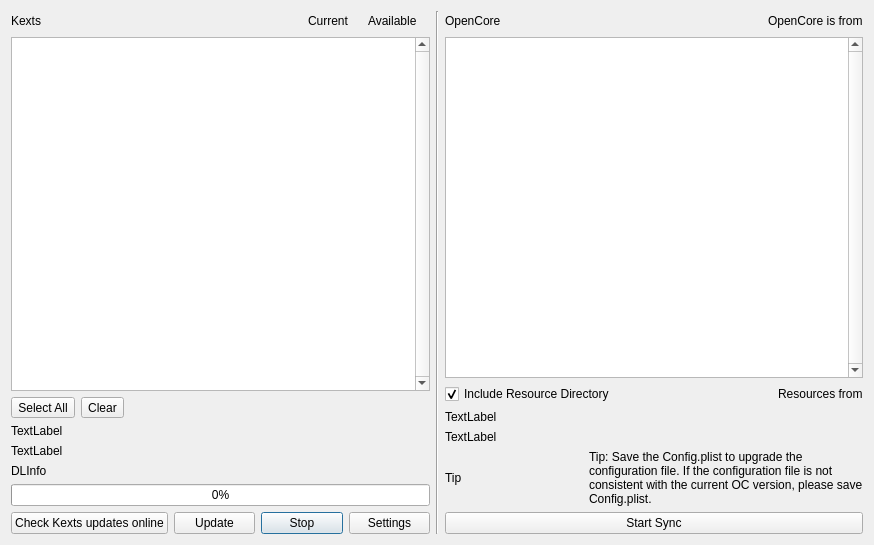
Qt form syncocdialog.ui (ic005k/OCAuxiliaryTools) before a commit.
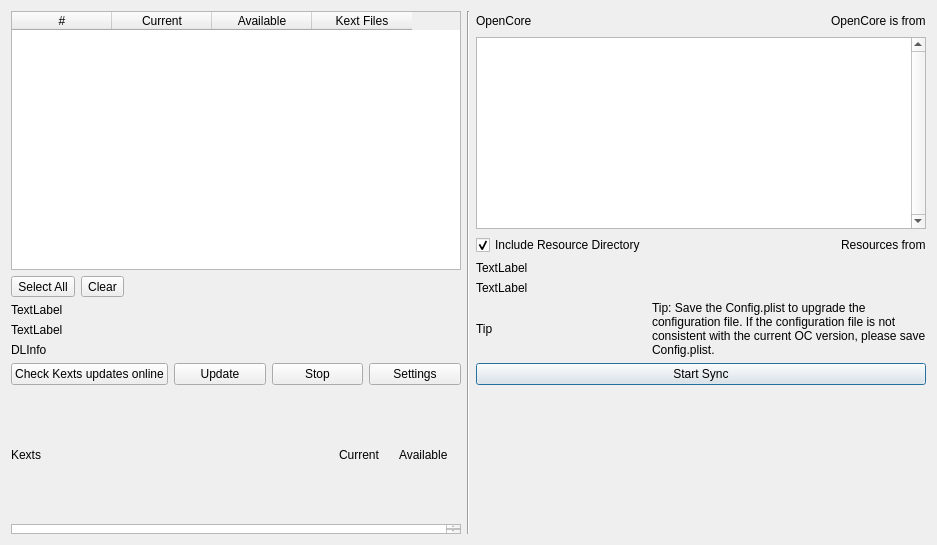
The same form after that commit.

```diff
--- a/syncocdialog.ui
+++ b/syncocdialog.ui
@@ -6,7 +6,7 @@
    <rect>
     <x>0</x>
     <y>0</y>
-    <width>874</width>
+    <width>937</width>
     <height>545</height>
    </rect>
   </property>
@@ -15,210 +15,37 @@
   </property>
   <layout class="QGridLayout" name="gridLayout_8">
    <item row="0" column="0">
-    <layout class="QGridLayout" name="gridLayout_11">
-     <item row="4" column="0">
-      <widget class="QLabel" name="lblSourceLastModi">
-       <property name="text">
-        <string>TextLabel</string>
-       </property>
-      </widget>
-     </item>
-     <item row="2" column="0">
-      <layout class="QGridLayout" name="gridLayout_9">
-       <item row="0" column="3">
-        <spacer name="horizontalSpacer">
-         <property name="orientation">
-          <enum>Qt::Horizontal</enum>
-         </property>
-         <property name="sizeHint" stdset="0">
-          <size>
-           <width>40</width>
-           <height>20</height>
-          </size>
-         </property>
-        </spacer>
-       </item>
-       <item row="0" column="1">
-        <widget class="QToolButton" name="btnClearAll">
-         <property name="text">
-          <string>Clear</string>
-         </property>
-        </widget>
-       </item>
-       <item row="0" column="0">
-        <widget class="QToolButton" name="btnSelectAll">
-         <property name="text">
-          <string>Select All</string>
-         </property>
-        </widget>
-       </item>
-      </layout>
-     </item>
-     <item row="1" column="0">
-      <widget class="QListWidget" name="listKexts">
-       <property name="minimumSize">
-        <size>
-         <width>0</width>
-         <height>0</height>
-        </size>
-       </property>
-       <property name="maximumSize">
-        <size>
-         <width>16777215</width>
-         <height>16777215</height>
-        </size>
-       </property>
-       <property name="sizeIncrement">
-        <size>
-         <width>0</width>
-         <height>0</height>
-        </size>
-       </property>
-       <property name="baseSize">
-        <size>
-         <width>0</width>
-         <height>0</height>
-        </size>
-       </property>
-       <property name="focusPolicy">
-        <enum>Qt::StrongFocus</enum>
-       </property>
-       <property name="verticalScrollBarPolicy">
-        <enum>Qt::ScrollBarAlwaysOn</enum>
-       </property>
-      </widget>
-     </item>
-     <item row="3" column="0">
-      <widget class="QLabel" name="lblTargetLastModi">
-       <property name="text">
-        <string>TextLabel</string>
-       </property>
-      </widget>
-     </item>
-     <item row="5" column="0">
-      <widget class="QLabel" name="labelShowDLInfo">
-       <property name="text">
-        <string>DLInfo</string>
-       </property>
-      </widget>
-     </item>
-     <item row="6" column="0">
-      <widget class="QProgressBar" name="progressBarKext">
-       <property name="minimumSize">
-        <size>
-         <width>0</width>
-         <height>0</height>
-        </size>
-       </property>
-       <property name="maximumSize">
-        <size>
-         <width>16777215</width>
-         <height>16777215</height>
-        </size>
-       </property>
-       <property name="value">
-        <number>0</number>
-       </property>
-      </widget>
-     </item>
-     <item row="7" column="0">
-      <layout class="QGridLayout" name="gridLayout_5">
-       <item row="2" column="0">
-        <layout class="QGridLayout" name="gridLayout_2">
-         <item row="0" column="2">
-          <widget class="QPushButton" name="btnStop">
-           <property name="text">
-            <string>Stop</string>
-           </property>
-          </widget>
-         </item>
-         <item row="0" column="1">
-          <widget class="QPushButton" name="btnUpdate">
-           <property name="text">
-            <string>Update</string>
-           </property>
-          </widget>
-         </item>
-         <item row="0" column="0">
-          <widget class="QPushButton" name="btnUpKexts">
-           <property name="text">
-            <string>Check Kexts updates online</string>
-           </property>
-          </widget>
-         </item>
-         <item row="0" column="3">
-          <widget class="QPushButton" name="btnSettings">
-           <property name="text">
-            <string>Settings</string>
-           </property>
-          </widget>
-         </item>
-        </layout>
-       </item>
-      </layout>
-     </item>
-     <item row="0" column="0">
-      <layout class="QGridLayout" name="gridLayout_3">
-       <item row="0" column="3">
-        <widget class="QLabel" name="label_5">
-         <property name="text">
-          <string/>
-         </property>
-        </widget>
-       </item>
-       <item row="0" column="1">
-        <spacer name="horizontalSpacer_2">
-         <property name="orientation">
-          <enum>Qt::Horizontal</enum>
-         </property>
-         <property name="sizeHint" stdset="0">
-          <size>
-           <width>40</width>
-           <height>20</height>
-          </size>
-         </property>
-        </spacer>
-       </item>
-       <item row="0" column="4">
-        <widget class="QLabel" name="label_4">
-         <property name="text">
-          <string>Available</string>
-         </property>
-        </widget>
-       </item>
-       <item row="0" column="0">
-        <widget class="QLabel" name="lblSource">
-         <property name="text">
-          <string>Kexts</string>
-         </property>
-        </widget>
-       </item>
-       <item row="0" column="2">
-        <widget class="QLabel" name="label_3">
-         <property name="text">
-          <string>Current</string>
-         </property>
-        </widget>
-       </item>
-       <item row="0" column="5">
-        <widget class="QLabel" name="label_6">
-         <property name="text">
-          <string/>
-         </property>
-        </widget>
-       </item>
-      </layout>
-     </item>
-    </layout>
+    <widget class="QTableWidget" name="tableKexts">
+     <column>
+      <property name="text">
+       <string>#</string>
+      </property>
+     </column>
+     <column>
+      <property name="text">
+       <string>Current</string>
+      </property>
+     </column>
+     <column>
+      <property name="text">
+       <string>Available</string>
+      </property>
+     </column>
+     <column>
+      <property name="text">
+       <string>Kext Files</string>
+      </property>
+     </column>
+    </widget>
    </item>
-   <item row="0" column="1">
+   <item row="0" column="1" rowspan="7">
     <widget class="Line" name="line">
      <property name="orientation">
       <enum>Qt::Vertical</enum>
      </property>
     </widget>
    </item>
-   <item row="0" column="2">
+   <item row="0" column="2" rowspan="6">
     <layout class="QGridLayout" name="gridLayout_4">
      <item row="3" column="0">
       <widget class="QLabel" name="lblTargetLastModi_2">
@@ -357,6 +184,183 @@
      </item>
     </layout>
    </item>
+   <item row="1" column="0">
+    <layout class="QGridLayout" name="gridLayout_9">
+     <item row="0" column="3">
+      <spacer name="horizontalSpacer">
+       <property name="orientation">
+        <enum>Qt::Horizontal</enum>
+       </property>
+       <property name="sizeHint" stdset="0">
+        <size>
+         <width>40</width>
+         <height>20</height>
+        </size>
+       </property>
+      </spacer>
+     </item>
+     <item row="0" column="1">
+      <widget class="QToolButton" name="btnClearAll">
+       <property name="text">
+        <string>Clear</string>
+       </property>
+      </widget>
+     </item>
+     <item row="0" column="0">
+      <widget class="QToolButton" name="btnSelectAll">
+       <property name="text">
+        <string>Select All</string>
+       </property>
+      </widget>
+     </item>
+    </layout>
+   </item>
+   <item row="2" column="0">
+    <widget class="QLabel" name="lblTargetLastModi">
+     <property name="text">
+      <string>TextLabel</string>
+     </property>
+    </widget>
+   </item>
+   <item row="3" column="0">
+    <widget class="QLabel" name="lblSourceLastModi">
+     <property name="text">
+      <string>TextLabel</string>
+     </property>
+    </widget>
+   </item>
+   <item row="4" column="0">
+    <widget class="QLabel" name="labelShowDLInfo">
+     <property name="text">
+      <string>DLInfo</string>
+     </property>
+    </widget>
+   </item>
+   <item row="5" column="0">
+    <layout class="QGridLayout" name="gridLayout_2">
+     <item row="0" column="2">
+      <widget class="QPushButton" name="btnStop">
+       <property name="text">
+        <string>Stop</string>
+       </property>
+      </widget>
+     </item>
+     <item row="0" column="1">
+      <widget class="QPushButton" name="btnUpdate">
+       <property name="text">
+        <string>Update</string>
+       </property>
+      </widget>
+     </item>
+     <item row="0" column="0">
+      <widget class="QPushButton" name="btnUpKexts">
+       <property name="text">
+        <string>Check Kexts updates online</string>
+       </property>
+      </widget>
+     </item>
+     <item row="0" column="3">
+      <widget class="QPushButton" name="btnSettings">
+       <property name="text">
+        <string>Settings</string>
+       </property>
+      </widget>
+     </item>
+    </layout>
+   </item>
+   <item row="6" column="0">
+    <layout class="QGridLayout" name="gridLayout_11">
+     <item row="2" column="0">
+      <layout class="QGridLayout" name="gridLayout_5"/>
+     </item>
+     <item row="1" column="0">
+      <widget class="QListWidget" name="listKexts">
+       <property name="minimumSize">
+        <size>
+         <width>0</width>
+         <height>0</height>
+        </size>
+       </property>
+       <property name="maximumSize">
+        <size>
+         <width>16777215</width>
+         <height>10</height>
+        </size>
+       </property>
+       <property name="sizeIncrement">
+        <size>
+         <width>0</width>
+         <height>0</height>
+        </size>
+       </property>
+       <property name="baseSize">
+        <size>
+         <width>0</width>
+         <height>0</height>
+        </size>
+       </property>
+       <property name="focusPolicy">
+        <enum>Qt::StrongFocus</enum>
+       </property>
+       <property name="verticalScrollBarPolicy">
+        <enum>Qt::ScrollBarAlwaysOn</enum>
+       </property>
+      </widget>
+     </item>
+     <item row="0" column="0">
+      <layout class="QGridLayout" name="gridLayout_3">
+       <item row="0" column="3">
+        <widget class="QLabel" name="label_5">
+         <property name="text">
+          <string/>
+         </property>
+        </widget>
+       </item>
+       <item row="0" column="1">
+        <spacer name="horizontalSpacer_2">
+         <property name="orientation">
+          <enum>Qt::Horizontal</enum>
+         </property>
+         <property name="sizeHint" stdset="0">
+          <size>
+           <width>40</width>
+           <height>20</height>
+          </size>
+         </property>
+        </spacer>
+       </item>
+       <item row="0" column="4">
+        <widget class="QLabel" name="label_4">
+         <property name="text">
+          <string>Available</string>
+         </property>
+        </widget>
+       </item>
+       <item row="0" column="0">
+        <widget class="QLabel" name="lblSource">
+         <property name="text">
+          <string>Kexts</string>
+         </property>
+        </widget>
+       </item>
+       <item row="0" column="2">
+        <widget class="QLabel" name="label_3">
+         <property name="text">
+          <string>Current</string>
+         </property>
+        </widget>
+       </item>
+       <item row="0" column="5">
+        <widget class="QLabel" name="label_6">
+         <property name="text">
+          <string/>
+         </property>
+        </widget>
+       </item>
+      </layout>
+     </item>
+    </layout>
+   </item>
   </layout>
  </widget>
  <resources/>
```
